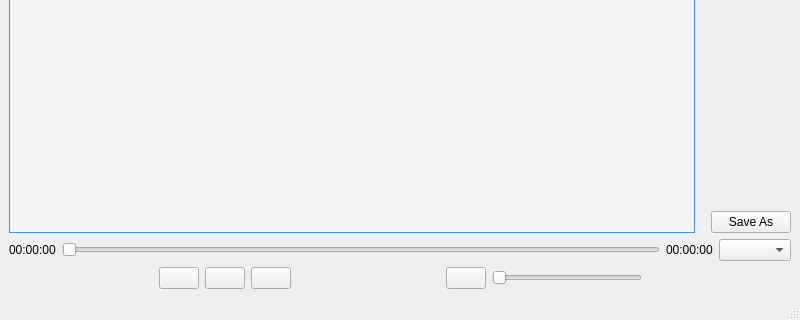
Qt form transcript-fixer/ui/mainwindow.ui (ignabelitzky/edia-utilities) before a commit; both pictures show x 0 to 800 and y 280 to 600 of the 800 by 600 pixel window.
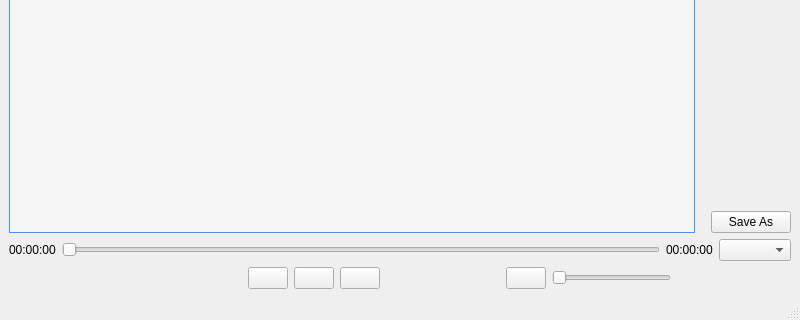
The same form after that commit. Icons and pictures are not drawn.

Commit message: Improvements in the visuals of the waveform, and reduced the segment time from 30 seconds to 10 seconds

The edit to the form file:
```diff
--- a/transcript-fixer/ui/mainwindow.ui
+++ b/transcript-fixer/ui/mainwindow.ui
@@ -298,6 +298,22 @@
       <property name="topMargin">
        <number>0</number>
       </property>
+      <item>
+       <spacer name="horizontalSpacer_6">
+        <property name="orientation">
+         <enum>Qt::Orientation::Horizontal</enum>
+        </property>
+        <property name="sizeHint" stdset="0">
+         <size>
+          <width>40</width>
+          <height>20</height>
+         </size>
+        </property>
+       </spacer>
+      </item>
+      <item>
+       <layout class="QVBoxLayout" name="verticalLayout_4"/>
+      </item>
       <item>
        <spacer name="horizontalSpacer">
         <property name="orientation">
```
Left out of the diff: 3 changed lines with no effect on the pictures. The commit also changes 2 other files.
